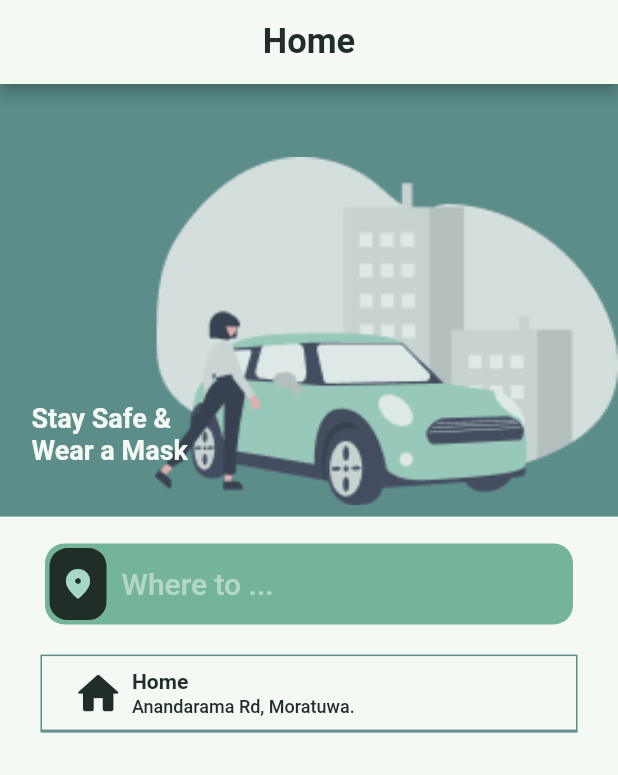
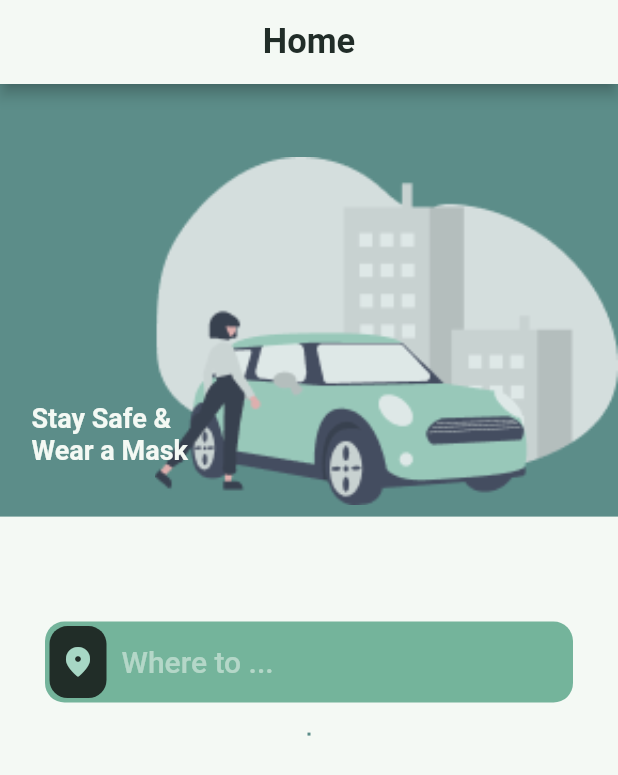
Before and after one commit to rideXmora/Passenger-app, a Flutter app: the HomeScreen screen opened directly with empty values, on a phone screen of 412 x 824 dp. Shown: the top 775 px of the screen. Run offline on Flutter 3.47's test engine with Material 2 defaults, Android fonts, the light colour scheme and no system bars; our stand-ins replace firebase_core, firebase_messaging, flutter_multi_formatter, flutter_svg, geolocator, get and 6 more; missing offline and left inert: flutter_polyline_points, stomp_dart_client; accounts and stored records are empty.

Commit message:
remove home icon

```diff
--- a/passenger_app/lib/pages/home/home_screens/pages/home_screen.dart
+++ b/passenger_app/lib/pages/home/home_screens/pages/home_screen.dart
@@ -92,7 +92,7 @@ class _HomeScreenState extends State<HomeScreen> {
               child: Column(
                 children: [
                   SizedBox(
-                    height: 18,
+                    height: 70,
                   ),
                   Padding(
                     padding: const EdgeInsets.symmetric(horizontal: 30),
@@ -141,13 +141,13 @@ class _HomeScreenState extends State<HomeScreen> {
                             ),
                             child: Column(
                               children: [
-                                PreviousLocation(
-                                  icon: Icons.home_rounded,
-                                  divider: true,
-                                  title: "Home",
-                                  subTitle: "Anandarama Rd, Moratuwa.",
-                                  onTap: () {},
-                                ),
+                                // PreviousLocation(
+                                //   icon: Icons.home_rounded,
+                                //   divider: true,
+                                //   title: "Home",
+                                //   subTitle: "Anandarama Rd, Moratuwa.",
+                                //   onTap: () {},
+                                // ),
                                 // PreviousLocation(
                                 //   icon: Icons.history,
                                 //   divider: true,
--- a/passenger_app/lib/pages/home/home_screens/pages/search_location_screen.dart
+++ b/passenger_app/lib/pages/home/home_screens/pages/search_location_screen.dart
@@ -221,13 +221,13 @@ class _SearchLocationScreenState extends State<SearchLocationScreen> {
                               })
                           : Column(
                               children: [
-                                PreviousLocation(
-                                  icon: Icons.home_rounded,
-                                  divider: true,
-                                  title: "Home",
-                                  subTitle: "Anandarama Rd, Moratuwa.",
-                                  onTap: () {},
-                                ),
+                                // PreviousLocation(
+                                //   icon: Icons.home_rounded,
+                                //   divider: true,
+                                //   title: "Home",
+                                //   subTitle: "Anandarama Rd, Moratuwa.",
+                                //   onTap: () {},
+                                // ),
                                 // PreviousLocation(
                                 //   icon: Icons.history,
                                 //   divider: true,
```
